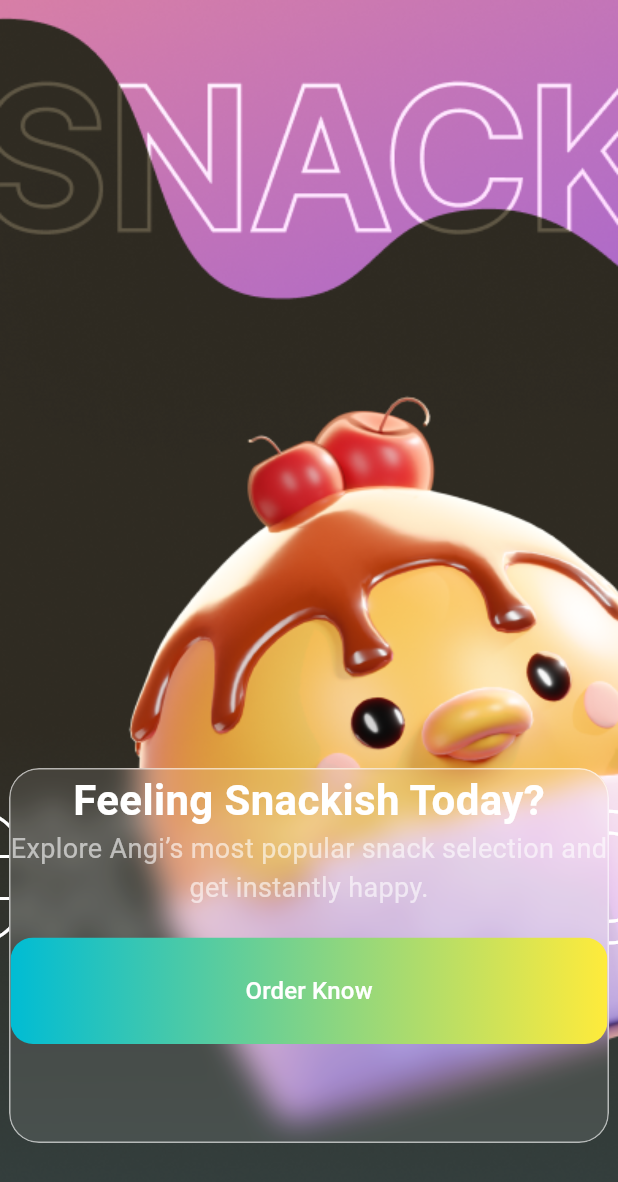
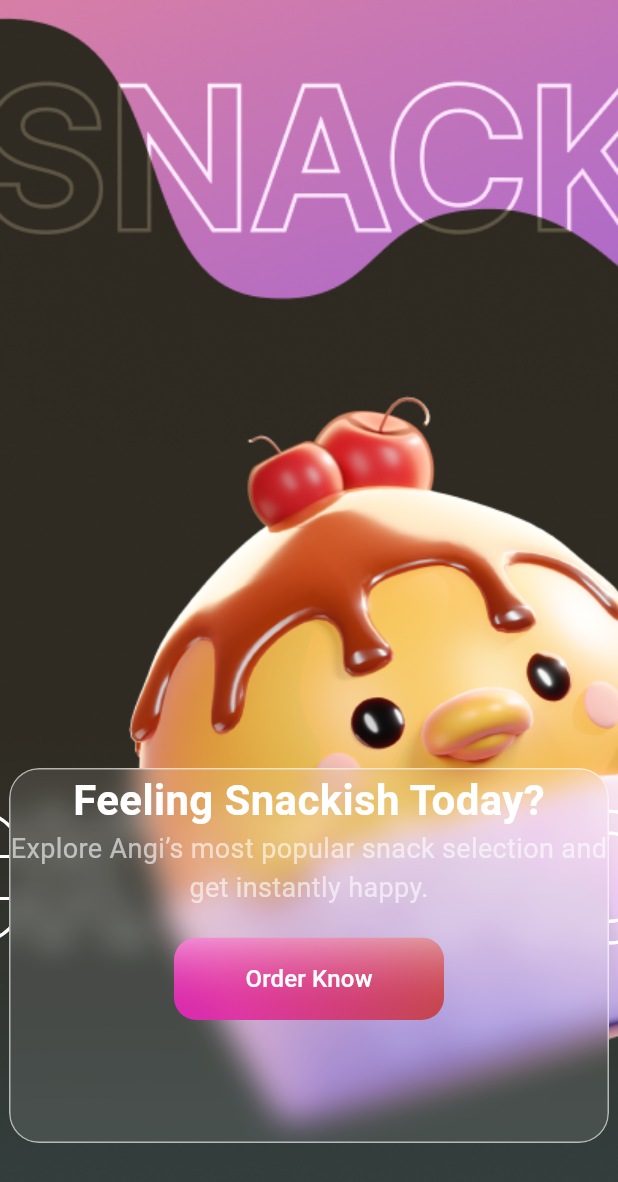
Before and after one commit to ramsabah28/jpfancy, a Flutter app: the screen it shows after launch, on a phone screen of 412 x 824 dp. Shown: the top 1182 px of the screen. Run offline on Flutter 3.47's test engine with Material 3 defaults, Android fonts, the phone set to English and light mode, and no system bars.

Commit message:
uncomplet button gradient . style problome on line 117 at Starter

```diff
--- a/lib/src/widgets/Starter.dart
+++ b/lib/src/widgets/Starter.dart
@@ -86,12 +86,12 @@
                             textAlign: TextAlign.center,
                           ),
                           const SizedBox(height: 20),
-                          ElevatedButton(
+                          SizedBox(
+                            width: 180, // your desired button width
+                            child: ElevatedButton(
                               onPressed: () {},
-
                               style: ElevatedButton.styleFrom(
                                 padding: EdgeInsets.zero,
-                              // Remove default padding to fit gradient container
                                 shape: RoundedRectangleBorder(
                                   borderRadius: BorderRadius.circular(12),
                                 ),
@@ -102,13 +102,15 @@
                                 decoration: BoxDecoration(
                                   borderRadius: BorderRadius.circular(15),
                                   gradient: LinearGradient(
-                                  colors: [Colors.cyan, Colors.yellow],
+                                    colors: [
+                                      Color.fromARGB(233, 232, 40, 193),
+                                      Color.fromARGB(246, 195, 69, 69),
+                                    ],
                                   ),
                                 ),
                                 child: Container(
                                   padding: const EdgeInsets.symmetric(
-                                  horizontal: 24,
-                                  vertical: 24,
+                                    vertical: 16,
                                   ),
                                   alignment: Alignment.center,
                                   child: const Text(
@@ -116,6 +118,19 @@
                                     style: TextStyle(
                                       color: Colors.white,
                                       fontSize: 16,
+                                    ),
+                                  ),
+
+                                  decoration: BoxDecoration(
+                                    borderRadius: BorderRadius.circular(15),
+                                    gradient: LinearGradient(
+                                      colors: [
+                                        Colors.pink.shade50.withOpacity(0.5),
+                                        Colors.pink.withOpacity(0.0),
+                                      ],
+                                      begin: Alignment.topCenter,
+                                      end: Alignment.bottomCenter,
+                                    ),
                                   ),
                                 ),
                               ),
```
Lines whose indentation alone changed are shown as unchanged.
